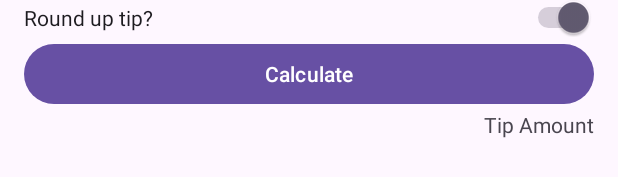
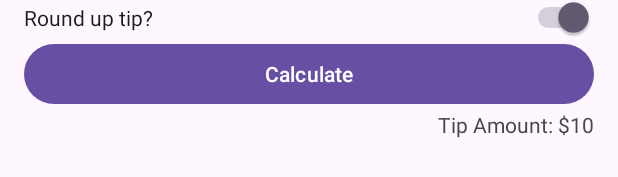
Before and after one commit to BogdanNegativ/Tip_Time, an Android app: the layout activity_main.xml on its own in the app's theme, with its tools: preview values and no code run, on a phone screen of 412 x 824 dp. Shown: the part 340-517 px from the top of the screen. Run offline under Robolectric (Android 15) with nearby library versions, the phone set to English and light mode, and no system bars.

Commit message:
Display tip in fun

```diff
--- a/app/src/main/java/com/example/tiptime/MainActivity.kt
+++ b/app/src/main/java/com/example/tiptime/MainActivity.kt
@@ -28,5 +28,6 @@ class MainActivity : AppCompatActivity() {
             tip = kotlin.math.ceil(tip)
         }
         val formattedTip = NumberFormat.getCurrencyInstance().format(tip)
+        binding.tipResult.text = getString(R.string.tip_amount, formattedTip)
     }
 }
--- a/app/src/main/res/layout/activity_main.xml
+++ b/app/src/main/res/layout/activity_main.xml
@@ -75,7 +75,7 @@
         android:id="@+id/tip_result"
         android:layout_width="wrap_content"
         android:layout_height="wrap_content"
-        android:text="@string/tip_amount"
+        tools:text="Tip Amount: $10"
         app:layout_constraintEnd_toEndOf="parent"
         app:layout_constraintTop_toBottomOf="@id/calculate_button" />
 
--- a/app/src/main/res/values/strings.xml
+++ b/app/src/main/res/values/strings.xml
@@ -7,5 +7,5 @@
     <string name="ok_service">Okay (15%)</string>
     <string name="round_up_tip">Round up tip?</string>
     <string name="calculate">Calculate</string>
-    <string name="tip_amount">Tip Amount</string>
+    <string name="tip_amount">Tip Amount: %s</string>
 </resources>
```
